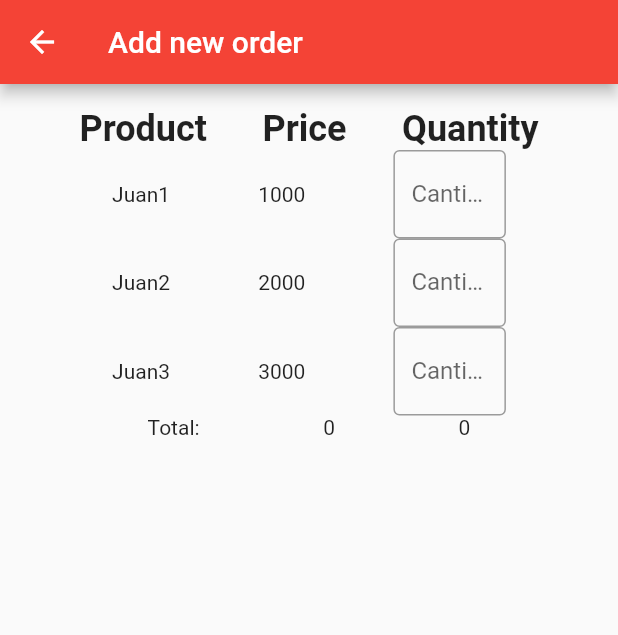
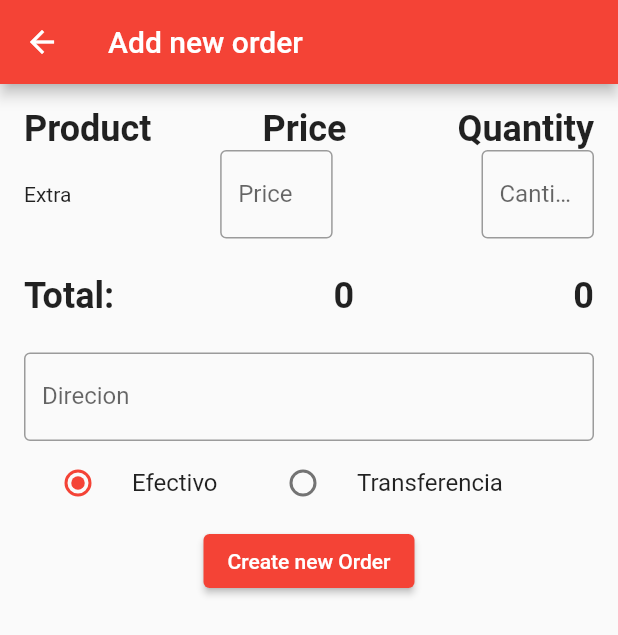
Before and after one commit to JaimeTorrealba/churryswafflesapp, a Flutter app: the screen it shows after launch, scrolled down 297 dp, after a tap on the "add" icon, on a phone screen of 412 x 824 dp. Shown: the top 635 px of the screen. Run offline on Flutter 3.47's test engine with Material 2 defaults, Android fonts, the phone set to English and light mode, and no system bars; our stand-ins replace cloud_firestore, firebase_core; accounts and stored records are empty.

```diff
--- a/lib/views/add_order_page.dart
+++ b/lib/views/add_order_page.dart
@@ -2,7 +2,7 @@ import 'package:flutter/material.dart';
 import '../components/commons/churrys_title.dart';
 import 'package:cloud_firestore/cloud_firestore.dart';
 
-const initialQuantity = {'quantity': 0};
+enum paymentType { E, T }
 
 class AddOrderPage extends StatefulWidget {
   static const String id = '/addOrder';
@@ -15,32 +15,43 @@ class _MyHomePageState extends State<AddOrderPage> {
     'TotalQuantity': 0,
     'TotalPrice': 0,
   };
-  int totalQuantity = 0;
-  late List<Map<String, dynamic>> productsData;
+  int extraQuantity = 0;
+  int extraPrice = 0;
+  paymentType? paymentFlow = paymentType.E;
+  String direction = '';
 
-  // final CollectionReference _collectionRef =
-  //     FirebaseFirestore.instance.collection('products');
-  //
-  // Future<void> getData() async {
-  //   // Get docs from collection reference
-  //   QuerySnapshot querySnapshot = await _collectionRef.get();
-  //
-  //   // Get data from docs and convert map to List
-  //   productsData = querySnapshot.docs.map((doc) => doc.data()).toList();
-  //   for (var obj in productsData) {
-  //     obj["quantity"] = 0;
-  //   }
+  List<dynamic> productsData = [];
+
+  final CollectionReference _collectionRefProduct =
+      FirebaseFirestore.instance.collection('products');
+  final CollectionReference _collectionRefOrders =
+      FirebaseFirestore.instance.collection('orders');
+
+  Future<void> getData() async {
+    // Get docs from collection reference
+    QuerySnapshot querySnapshot = await _collectionRefProduct.get();
+
+    // Get data from docs and convert map to List
+    setState(() {
+      productsData = querySnapshot.docs.map((doc) => doc.data()).toList();
+      for (var obj in productsData) {
+        if (obj != null) {
+          obj["Quantity"] = 0;
+        }
+      }
+    });
+
+    print(productsData);
+  }
+
+  // void getData() {
+  //   productsData = [
+  //     {"Name": 'Juan1', "Price": 1000, 'Quantity': 0},
+  //     {"Name": 'Juan2', "Price": 2000, 'Quantity': 0},
+  //     {"Name": 'Juan3', "Price": 3000, 'Quantity': 0},
+  //   ];
   //   print(productsData);
   // }
-
-  void getData() {
-    productsData = [
-      {"Name": 'Juan1', "Price": 1000, 'Quantity': 0},
-      {"Name": 'Juan2', "Price": 2000, 'Quantity': 0},
-      {"Name": 'Juan3', "Price": 3000, 'Quantity': 0},
-    ];
-    print(productsData);
-  }
 
   @override
   void initState() {
@@ -54,13 +65,14 @@ class _MyHomePageState extends State<AddOrderPage> {
         ),
         body: Container(
           padding: EdgeInsets.all(16.0),
+          child: SingleChildScrollView(
             child: Column(
               crossAxisAlignment: CrossAxisAlignment.start,
               children: [
                 TitleAddProducts(),
                 for (int i = 0; i < productsData.length; i++)
                   Row(
-                  mainAxisAlignment: MainAxisAlignment.spaceEvenly,
+                    mainAxisAlignment: MainAxisAlignment.spaceBetween,
                     children: [
                       Text(
                         productsData[i]['Name'],
@@ -85,12 +97,104 @@ class _MyHomePageState extends State<AddOrderPage> {
                       ),
                     ],
                   ),
-              Row(mainAxisAlignment: MainAxisAlignment.spaceEvenly, children: [
-                Text('Total:'),
-                Text(newOrder['TotalPrice'].toString()),
-                Text(newOrder['TotalQuantity'].toString()),
-              ])
+                // Row for Extra
+                Row(
+                  mainAxisAlignment: MainAxisAlignment.spaceBetween,
+                  children: [
+                    Text(
+                      'Extra',
+                    ),
+                    SizedBox(
+                      width: 75,
+                      child: TextFormField(
+                        onChanged: (value) {
+                          extraPrice = int.tryParse(value) ?? 0;
+                          updateNewOrder();
+                        },
+                        keyboardType: TextInputType.number,
+                        decoration: const InputDecoration(
+                          border: OutlineInputBorder(),
+                          labelText: 'Price',
+                        ),
+                      ),
+                    ),
+                    SizedBox(
+                      width: 75,
+                      child: TextFormField(
+                        onChanged: (value) {
+                          extraQuantity = int.tryParse(value) ?? 0;
+                          updateNewOrder();
+                        },
+                        keyboardType: TextInputType.number,
+                        decoration: const InputDecoration(
+                          border: OutlineInputBorder(),
+                          labelText: 'Cantidad',
+                        ),
+                      ),
+                    ),
                   ],
+                ),
+                //Total Row
+                Padding(
+                  padding: const EdgeInsets.symmetric(vertical: 24.0),
+                  child: Row(
+                      mainAxisAlignment: MainAxisAlignment.spaceBetween,
+                      children: [
+                        ChurrysTitle(titleText: 'Total:'),
+                        ChurrysTitle(
+                            titleText: newOrder['TotalPrice'].toString()),
+                        ChurrysTitle(
+                            titleText: newOrder['TotalQuantity'].toString()),
+                      ]),
+                ),
+                TextFormField(
+                  onChanged: (value) {
+                    direction = value;
+                  },
+                  decoration: const InputDecoration(
+                    border: OutlineInputBorder(),
+                    labelText: 'Direcion',
+                  ),
+                ),
+                Row(
+                  children: [
+                    SizedBox(
+                      width: 150,
+                      child: RadioListTile<paymentType>(
+                        title: const Text('Efectivo'),
+                        value: paymentType.E,
+                        groupValue: paymentFlow,
+                        onChanged: (paymentType? value) {
+                          setState(() {
+                            paymentFlow = value;
+                          });
+                        },
+                      ),
+                    ),
+                    SizedBox(
+                      width: 200,
+                      child: RadioListTile<paymentType>(
+                        title: const Text('Transferencia'),
+                        value: paymentType.T,
+                        groupValue: paymentFlow,
+                        onChanged: (paymentType? value) {
+                          setState(() {
+                            paymentFlow = value;
+                          });
+                        },
+                      ),
+                    ),
+                  ],
+                ),
+                Center(
+                  child: ElevatedButton(
+                    //style: style,
+                    onPressed: createNewOrder,
+                    child: const Text('Create new Order'),
+                  ),
+                ),
+              ],
+            ),
           ),
         ));
   }
@@ -98,16 +202,47 @@ class _MyHomePageState extends State<AddOrderPage> {
   void updateNewOrder() {
     List<int> totalQuantityList = [];
     List<int> totalPriceList = [];
-    for (var obj in productsData) {
+    for (dynamic obj in productsData) {
       totalQuantityList.add(obj["Quantity"]);
       totalPriceList.add(obj["Price"] * obj["Quantity"]);
     }
+
     setState(() {
       //map all orders price sum, quantity sum, if properties
       newOrder["TotalQuantity"] =
-          totalQuantityList.reduce((value, element) => value + element);
+          (totalQuantityList.reduce((value, element) => value + element) +
+              extraQuantity);
       newOrder["TotalPrice"] =
-          totalPriceList.reduce((value, element) => value + element);
+          totalPriceList.reduce((value, element) => value + element) +
+              (extraPrice * extraQuantity);
+    });
+  }
+
+  void createNewOrder() async {
+    List<dynamic> productsInOrder = [];
+
+    for (dynamic obj in productsData) {
+      if (obj["Quantity"] >= 1) {
+        productsInOrder.add(obj);
+      }
+    }
+    if (extraQuantity >= 1) {
+      productsInOrder.add(
+          {'Name': 'Extra', 'Price': extraPrice, 'Quantity': extraQuantity});
+    }
+    String paymentTypeConverted = '';
+    if (paymentFlow == paymentType.E) {
+      paymentTypeConverted = 'E';
+    } else {
+      paymentTypeConverted = 'T';
+    }
+
+    await _collectionRefOrders.add({
+      'Price': newOrder["TotalPrice"],
+      'Quantity': newOrder["TotalQuantity"],
+      'Direction': direction,
+      'PaymentType': paymentTypeConverted,
+      'Products': productsInOrder,
     });
   }
 }
@@ -119,7 +254,7 @@ class TitleAddProducts extends StatelessWidget {
 
   @override
   Widget build(BuildContext context) {
-    return Row(mainAxisAlignment: MainAxisAlignment.spaceEvenly, children: [
+    return Row(mainAxisAlignment: MainAxisAlignment.spaceBetween, children: [
       ChurrysTitle(titleText: 'Product'),
       ChurrysTitle(titleText: 'Price'),
       ChurrysTitle(titleText: 'Quantity')
```
Lines whose indentation alone changed are shown as unchanged.
